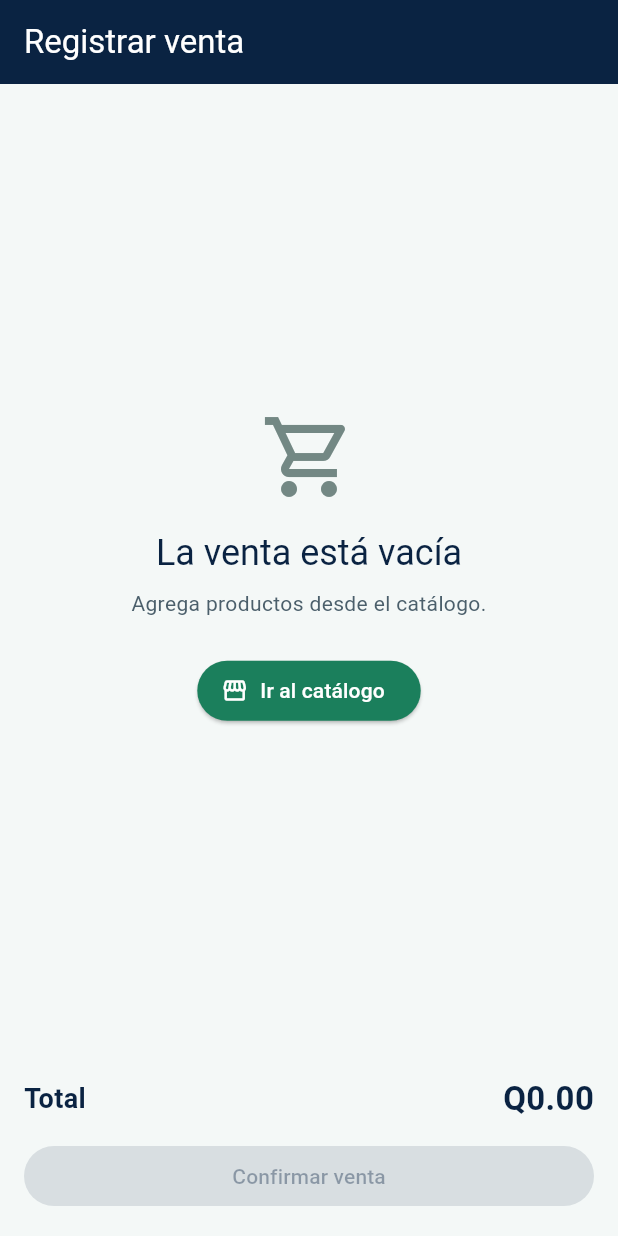
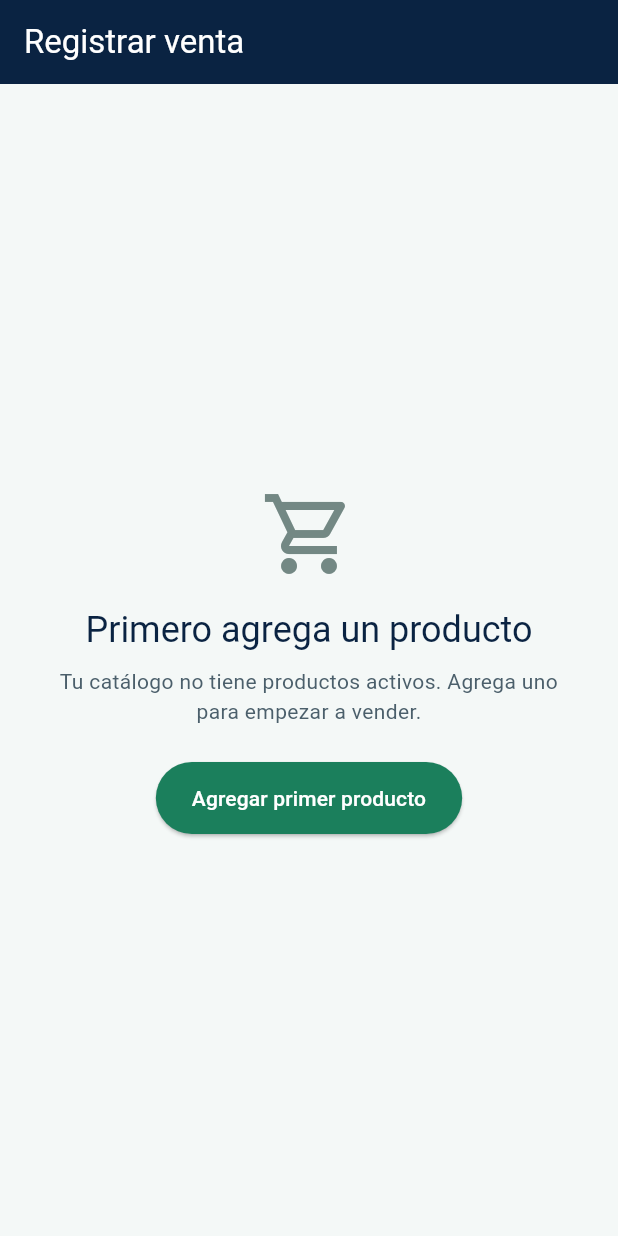
Before and after one commit to MoyseSac/pdm2026d-equipo-01-cabal, a Flutter app: the RegistrarVentaScreen screen opened directly, on a phone screen of 412 x 824 dp. Run offline on Flutter 3.47's test engine with Material 3 defaults, Android fonts, the phone set to English and light mode, and no system bars; our stand-ins replace flutter_riverpod, image_picker, sqflite, sqflite_common_ffi; accounts and stored records are empty.

Commit message:
feat: orientar los estados iniciales y continuar la venta (#115)

```diff
--- a/app_cabal/lib/screens/registrar_venta_screen.dart
+++ b/app_cabal/lib/screens/registrar_venta_screen.dart
@@ -4,6 +4,7 @@ import 'package:flutter_riverpod/flutter_riverpod.dart';
 import '../constants/app_routes.dart';
 import '../models/detalle_venta.dart';
 import '../providers/tab_provider.dart';
+import '../providers/catalogo_provider.dart';
 import '../providers/venta_provider.dart';
 import '../utils/moneda.dart';
 import '../validators/cantidad_validator.dart';
@@ -69,7 +70,7 @@ class _RegistrarVentaScreenState extends ConsumerState<RegistrarVentaScreen> {
                       child: _ventaActual(venta.detalles),
                     ),
             ),
-            _resumen(venta),
+            if (venta.detalles.isNotEmpty) _resumen(venta),
           ],
         ),
       ),
@@ -80,11 +81,30 @@ class _RegistrarVentaScreenState extends ConsumerState<RegistrarVentaScreen> {
     return Column(
       crossAxisAlignment: CrossAxisAlignment.start,
       children: [
-        const Padding(
-          padding: EdgeInsets.fromLTRB(16, 12, 16, 4),
-          child: Text(
+        Padding(
+          padding: const EdgeInsets.fromLTRB(16, 12, 16, 4),
+          child: Column(
+            crossAxisAlignment: CrossAxisAlignment.start,
+            children: [
+              Text(
                 'Venta actual',
-            style: TextStyle(fontSize: 16, fontWeight: FontWeight.bold),
+                style: Theme.of(context).textTheme.titleMedium,
+              ),
+              Text(
+                '${seleccion.length} ${seleccion.length == 1 ? 'producto' : 'productos'} · '
+                '${seleccion.fold<int>(0, (suma, d) => suma + d.cantidad)} '
+                '${seleccion.fold<int>(0, (suma, d) => suma + d.cantidad) == 1 ? 'unidad' : 'unidades'}',
+              ),
+              TextButton.icon(
+                onPressed: ref.watch(ventaProvider).guardando
+                    ? null
+                    : () => ref
+                          .read(tabProvider.notifier)
+                          .seleccionar(Pestana.catalogo),
+                icon: const Icon(Icons.add),
+                label: const Text('Agregar más'),
+              ),
+            ],
           ),
         ),
         Expanded(
@@ -318,12 +338,81 @@ class _VentaVacia extends ConsumerWidget {
 
   @override
   Widget build(BuildContext context, WidgetRef ref) {
-    return Center(
-      child: Padding(
+    final catalogo = ref.watch(catalogoProductosProvider);
+
+    Future<void> agregarProducto() async {
+      final guardado = await Navigator.of(
+        context,
+      ).pushNamed(AppRoutes.agregarProducto);
+      if (guardado == true) ref.invalidate(catalogoProductosProvider);
+    }
+
+    return catalogo.when(
+      skipLoadingOnReload: false,
+      loading: () => const _MensajeVentaVacia(
+        titulo: 'Consultando productos…',
+        descripcion: 'Estamos preparando el catálogo para tu venta.',
+        cargando: true,
+      ),
+      error: (_, _) => _MensajeVentaVacia(
+        titulo: 'No se pudo consultar el catálogo',
+        descripcion: 'Vuelve a intentarlo para elegir productos para tu venta.',
+        accion: 'Reintentar',
+        onAccion: () => ref.invalidate(catalogoProductosProvider),
+      ),
+      data: (productos) => productos.isEmpty
+          ? _MensajeVentaVacia(
+              titulo: 'Primero agrega un producto',
+              descripcion:
+                  'Tu catálogo no tiene productos activos. Agrega uno para empezar a vender.',
+              accion: 'Agregar primer producto',
+              onAccion: agregarProducto,
+            )
+          : _MensajeVentaVacia(
+              titulo: 'Empieza una nueva venta',
+              descripcion:
+                  'Selecciona productos del catálogo para agregarlos aquí.',
+              accion: 'Elegir productos',
+              onAccion: () =>
+                  ref.read(tabProvider.notifier).seleccionar(Pestana.catalogo),
+            ),
+    );
+  }
+}
+
+class _MensajeVentaVacia extends StatelessWidget {
+  final String titulo;
+  final String descripcion;
+  final String? accion;
+  final VoidCallback? onAccion;
+  final bool cargando;
+
+  const _MensajeVentaVacia({
+    required this.titulo,
+    required this.descripcion,
+    this.accion,
+    this.onAccion,
+    this.cargando = false,
+  });
+
+  @override
+  Widget build(BuildContext context) {
+    return LayoutBuilder(
+      builder: (context, constraints) => SingleChildScrollView(
         padding: const EdgeInsets.all(24),
+        child: ConstrainedBox(
+          constraints: BoxConstraints(
+            minHeight: (constraints.maxHeight - 48).clamp(0.0, double.infinity),
+          ),
+          child: Center(
+            child: ConstrainedBox(
+              constraints: const BoxConstraints(maxWidth: 360),
               child: Column(
                 mainAxisSize: MainAxisSize.min,
                 children: [
+                  if (cargando)
+                    const CircularProgressIndicator()
+                  else
                     Icon(
                       Icons.shopping_cart_outlined,
                       size: 64,
@@ -331,26 +420,32 @@ class _VentaVacia extends ConsumerWidget {
                     ),
                   const SizedBox(height: 16),
                   Text(
-              'La venta está vacía',
+                    titulo,
                     style: Theme.of(context).textTheme.headlineSmall,
                     textAlign: TextAlign.center,
                   ),
                   const SizedBox(height: 8),
                   Text(
-              'Agrega productos desde el catálogo.',
+                    descripcion,
                     style: Theme.of(context).textTheme.bodyMedium?.copyWith(
                       color: Theme.of(context).colorScheme.onSurfaceVariant,
                     ),
                     textAlign: TextAlign.center,
                   ),
+                  if (accion != null) ...[
                     const SizedBox(height: 24),
-            ElevatedButton.icon(
-              onPressed: () =>
-                  ref.read(tabProvider.notifier).seleccionar(Pestana.catalogo),
-              icon: const Icon(Icons.storefront_outlined),
-              label: const Text('Ir al catálogo'),
+                    ElevatedButton(
+                      onPressed: onAccion,
+                      style: ElevatedButton.styleFrom(
+                        minimumSize: const Size(0, 48),
+                      ),
+                      child: Text(accion!, textAlign: TextAlign.center),
                     ),
                   ],
+                ],
+              ),
+            ),
+          ),
         ),
       ),
     );
```
Also changed, not shown: 2 other files. Lines whose indentation alone changed are shown as unchanged.
